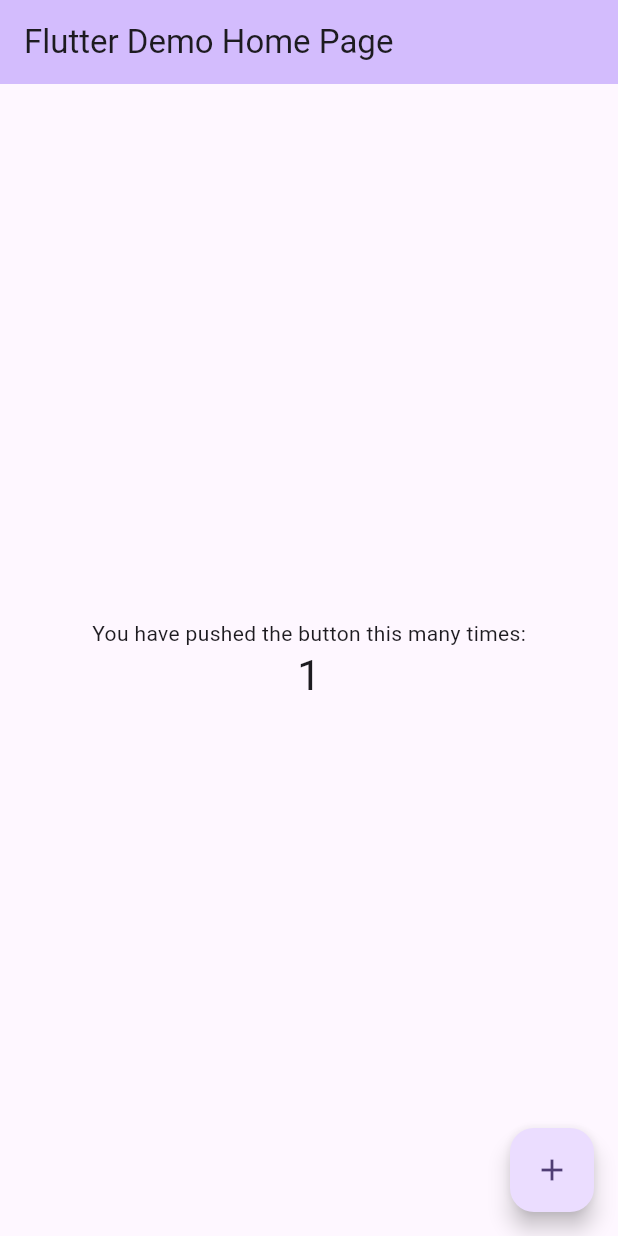
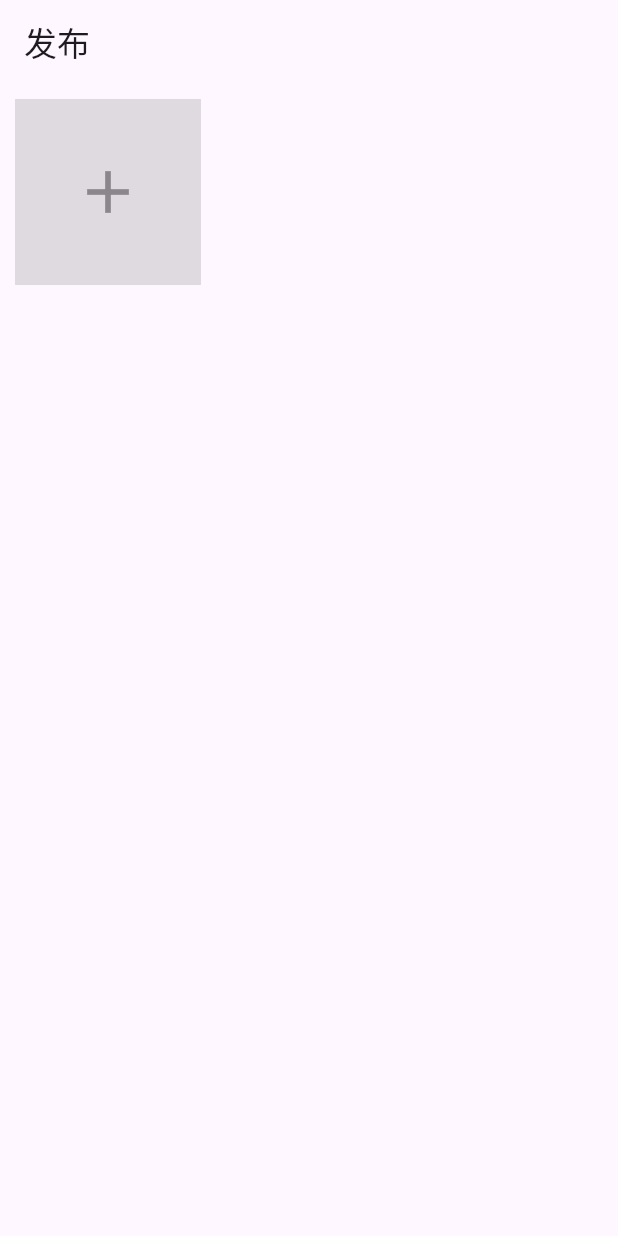
Before and after one commit to suchuhong/flutter_wechat_post, a Flutter app: the screen it shows after launch, after a tap on the "add" icon, on a phone screen of 412 x 824 dp. Run offline on Flutter 3.47's test engine with Material 3 defaults, Android fonts, the phone set to English and light mode, and no system bars; missing offline and left inert: wechat_assets_picker.

Commit message:
1、调整安卓配置 2、图片上传功能

```diff
--- /dev/null
+++ b/devtools_options.yaml
@@ -0,0 +1 @@
+extensions:
--- /dev/null
+++ b/lib/features/postedit/screens/post_edit_screen.dart
@@ -0,0 +1,67 @@
+import 'package:flutter/material.dart';
+import 'package:wechat_assets_picker/wechat_assets_picker.dart';
+import 'package:wechat_post/features/postedit/widgets/add_button.dart';
+import 'package:wechat_post/features/postedit/widgets/photo_item.dart';
+import 'package:wechat_post/utils/config.dart';
+import 'package:wechat_post/utils/utils.dart';
+
+class PostEditScrren extends StatefulWidget {
+  static const String routeName = '/post-edit';
+  const PostEditScrren({super.key});
+
+  @override
+  State<PostEditScrren> createState() => _PostEditScrrenState();
+}
+
+class _PostEditScrrenState extends State<PostEditScrren> {
+  List<AssetEntity> selectedAssets = [];
+
+  void selectImages() async {
+    var res = await pickImages(context);
+    setState(() {
+      selectedAssets = res;
+    });
+  }
+
+  @override
+  Widget build(BuildContext context) {
+    return Scaffold(
+      appBar: AppBar(
+        title: const Text("发布"),
+      ),
+      body: Column(
+        children: [
+          Padding(
+            padding: const EdgeInsets.all(spacing),
+            child: LayoutBuilder(
+              builder: (BuildContext context, BoxConstraints constraints) {
+                final double width = (constraints.maxWidth - spacing * 2) / 3;
+                return Wrap(
+                  spacing: spacing,
+                  runSpacing: spacing,
+                  children: [
+                    // 图片
+                    for (final asset in selectedAssets)
+                      PhotoItem(
+                        asset: asset,
+                        width: width,
+                      ),
+
+                    // 选着图片按钮
+                    if (selectedAssets.length < maxAssets)
+                      AddButton(
+                        onTap: () {
+                          selectImages();
+                        },
+                        width: width,
+                      ),
+                  ],
+                );
+              },
+            ),
+          ),
+        ],
+      ),
+    );
+  }
+}
--- /dev/null
+++ b/lib/features/postedit/widgets/add_button.dart
@@ -0,0 +1,29 @@
+import 'package:flutter/material.dart';
+
+class AddButton extends StatelessWidget {
+  final VoidCallback onTap;
+  final double width;
+
+  const AddButton({
+    super.key,
+    required this.onTap,
+    required this.width,
+  });
+
+  @override
+  Widget build(BuildContext context) {
+    return GestureDetector(
+      onTap: onTap,
+      child: Container(
+        color: Colors.black12,
+        width: width,
+        height: width,
+        child: const Icon(
+          Icons.add,
+          size: 48,
+          color: Colors.black38,
+        ),
+      ),
+    );
+  }
+}
--- /dev/null
+++ b/lib/features/postedit/widgets/photo_item.dart
@@ -0,0 +1,25 @@
+import 'package:flutter/material.dart';
+import 'package:wechat_assets_picker/wechat_assets_picker.dart';
+
+class PhotoItem extends StatelessWidget {
+  final AssetEntity asset;
+  final double width;
+  const PhotoItem({super.key, required this.asset, required this.width});
+
+  @override
+  Widget build(BuildContext context) {
+    return Container(
+      clipBehavior: Clip.antiAlias,
+      decoration: BoxDecoration(
+        borderRadius: BorderRadius.circular(3),
+      ),
+      child: AssetEntityImage(
+        asset,
+        width: width,
+        height: width,
+        fit: BoxFit.cover,
+        isOriginal: false,
+      ),
+    );
+  }
+}
--- a/lib/main.dart
+++ b/lib/main.dart
@@ -1,4 +1,6 @@
 import 'package:flutter/material.dart';
+import 'package:wechat_post/features/postedit/screens/post_edit_screen.dart';
+import 'package:wechat_post/router.dart';
 
 void main() {
   runApp(const MyApp());
@@ -7,119 +9,19 @@
 class MyApp extends StatelessWidget {
   const MyApp({super.key});
 
-  // This widget is the root of your application.
   @override
   Widget build(BuildContext context) {
     return MaterialApp(
-      title: 'Flutter Demo',
+      title: 'wechat post Demo',
       theme: ThemeData(
-        // This is the theme of your application.
-        //
-        // TRY THIS: Try running your application with "flutter run". You'll see
-        // the application has a purple toolbar. Then, without quitting the app,
-        // try changing the seedColor in the colorScheme below to Colors.green
-        // and then invoke "hot reload" (save your changes or press the "hot
-        // reload" button in a Flutter-supported IDE, or press "r" if you used
-        // the command line to start the app).
-        //
-        // Notice that the counter didn't reset back to zero; the application
-        // state is not lost during the reload. To reset the state, use hot
-        // restart instead.
-        //
-        // This works for code too, not just values: Most code changes can be
-        // tested with just a hot reload.
-        colorScheme: ColorScheme.fromSeed(seedColor: Colors.deepPurple),
-        useMaterial3: true,
+        primarySwatch: Colors.blue,
+        // 设置底部弹出框的背景色为透明
+        bottomSheetTheme: const BottomSheetThemeData(
+          backgroundColor: Colors.transparent,
+        ),
       ),
-      home: const MyHomePage(title: 'Flutter Demo Home Page'),
+      onGenerateRoute: (settings) => generateRoute(settings),
+      home: const PostEditScrren(),
     );
   }
 }
-
-class MyHomePage extends StatefulWidget {
-  const MyHomePage({super.key, required this.title});
-
-  // This widget is the home page of your application. It is stateful, meaning
-  // that it has a State object (defined below) that contains fields that affect
-  // how it looks.
-
-  // This class is the configuration for the state. It holds the values (in this
-  // case the title) provided by the parent (in this case the App widget) and
-  // used by the build method of the State. Fields in a Widget subclass are
-  // always marked "final".
-
-  final String title;
-
-  @override
-  State<MyHomePage> createState() => _MyHomePageState();
-}
-
-class _MyHomePageState extends State<MyHomePage> {
-  int _counter = 0;
-
-  void _incrementCounter() {
-    setState(() {
-      // This call to setState tells the Flutter framework that something has
-      // changed in this State, which causes it to rerun the build method below
-      // so that the display can reflect the updated values. If we changed
-      // _counter without calling setState(), then the build method would not be
-      // called again, and so nothing would appear to happen.
-      _counter++;
-    });
-  }
-
-  @override
-  Widget build(BuildContext context) {
-    // This method is rerun every time setState is called, for instance as done
-    // by the _incrementCounter method above.
-    //
-    // The Flutter framework has been optimized to make rerunning build methods
-    // fast, so that you can just rebuild anything that needs updating rather
-    // than having to individually change instances of widgets.
-    return Scaffold(
-      appBar: AppBar(
-        // TRY THIS: Try changing the color here to a specific color (to
-        // Colors.amber, perhaps?) and trigger a hot reload to see the AppBar
-        // change color while the other colors stay the same.
-        backgroundColor: Theme.of(context).colorScheme.inversePrimary,
-        // Here we take the value from the MyHomePage object that was created by
-        // the App.build method, and use it to set our appbar title.
-        title: Text(widget.title),
-      ),
-      body: Center(
-        // Center is a layout widget. It takes a single child and positions it
-        // in the middle of the parent.
-        child: Column(
-          // Column is also a layout widget. It takes a list of children and
-          // arranges them vertically. By default, it sizes itself to fit its
-          // children horizontally, and tries to be as tall as its parent.
-          //
-          // Column has various properties to control how it sizes itself and
-          // how it positions its children. Here we use mainAxisAlignment to
-          // center the children vertically; the main axis here is the vertical
-          // axis because Columns are vertical (the cross axis would be
-          // horizontal).
-          //
-          // TRY THIS: Invoke "debug painting" (choose the "Toggle Debug Paint"
-          // action in the IDE, or press "p" in the console), to see the
-          // wireframe for each widget.
-          mainAxisAlignment: MainAxisAlignment.center,
-          children: <Widget>[
-            const Text(
-              'You have pushed the button this many times:',
-            ),
-            Text(
-              '$_counter',
-              style: Theme.of(context).textTheme.headlineMedium,
-            ),
-          ],
-        ),
-      ),
-      floatingActionButton: FloatingActionButton(
-        onPressed: _incrementCounter,
-        tooltip: 'Increment',
-        child: const Icon(Icons.add),
-      ), // This trailing comma makes auto-formatting nicer for build methods.
-    );
-  }
-}
--- /dev/null
+++ b/lib/router.dart
@@ -0,0 +1,21 @@
+import 'package:flutter/material.dart';
+import 'package:wechat_post/features/postedit/screens/post_edit_screen.dart';
+
+Route<dynamic> generateRoute(RouteSettings routeSettings) {
+  switch (routeSettings.name) {
+    case PostEditScrren.routeName:
+      return MaterialPageRoute(
+        settings: routeSettings,
+        builder: (_) => const PostEditScrren(),
+      );
+    default:
+      return MaterialPageRoute(
+        settings: routeSettings,
+        builder: (_) => const Scaffold(
+          body: Center(
+            child: Text('Screen does not exist!'),
+          ),
+        ),
+      );
+  }
+}
--- /dev/null
+++ b/lib/utils/config.dart
@@ -0,0 +1,5 @@
+// 间距
+const double spacing = 10.0;
+
+// 图片选取数量
+const int maxAssets = 6;
--- /dev/null
+++ b/lib/utils/utils.dart
@@ -0,0 +1,22 @@
+import 'package:flutter/material.dart';
+import 'package:wechat_assets_picker/wechat_assets_picker.dart';
+import 'package:wechat_post/utils/config.dart';
+
+Future<List<AssetEntity>> pickImages(BuildContext context) async {
+  List<AssetEntity> selectedAssets = [];
+  try {
+    final List<AssetEntity>? result = await AssetPicker.pickAssets(
+      context,
+      pickerConfig: AssetPickerConfig(
+        selectedAssets: selectedAssets,
+        maxAssets: maxAssets,
+      ),
+    );
+    if (result != null) {
+      selectedAssets = result;
+    }
+  } catch (e) {
+    debugPrint(e.toString());
+  }
+  return selectedAssets;
+}
--- a/pubspec.yaml
+++ b/pubspec.yaml
@@ -1,5 +1,5 @@
 name: wechat_post
-description: "A new Flutter project."
+description: 'A new Flutter project.'
 # The following line prevents the package from being accidentally published to
 # pub.dev using `flutter pub publish`. This is preferred for private packages.
 publish_to: 'none' # Remove this line if you wish to publish to pub.dev
@@ -31,10 +31,10 @@ dependencies:
   flutter:
     sdk: flutter
 
-
   # The following adds the Cupertino Icons font to your application.
   # Use with the CupertinoIcons class for iOS style icons.
   cupertino_icons: ^1.0.6
+  wechat_assets_picker: ^9.0.3
 
 dev_dependencies:
   flutter_test:
@@ -52,7 +52,6 @@ dev_dependencies:
 
 # The following section is specific to Flutter packages.
 flutter:
-
   # The following line ensures that the Material Icons font is
   # included with your application, so that you can use the icons in
   # the material Icons class.
```
Also changed, not shown: pubspec.lock, 7 other files.
